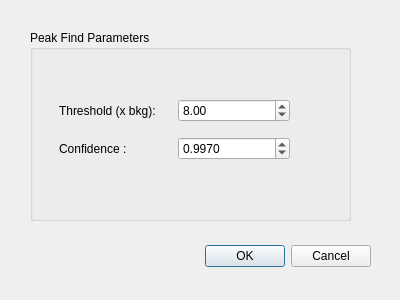
Above: testing/D19Proto/dialog_PeakFind.ui from k61n/openhkl before the change. Below: the same form after it.
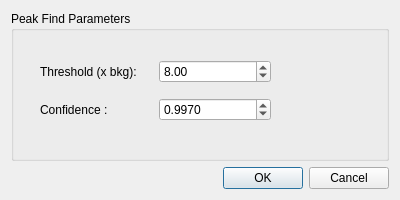
That is the form after the change.

Commit message: The peak find dialog now has a fixed size

Diff of the .ui file:
```diff
--- a/testing/D19Proto/dialog_PeakFind.ui
+++ b/testing/D19Proto/dialog_PeakFind.ui
@@ -10,37 +10,21 @@
     <x>0</x>
     <y>0</y>
     <width>400</width>
-    <height>300</height>
+    <height>200</height>
    </rect>
   </property>
+  <property name="sizePolicy">
+   <sizepolicy hsizetype="Fixed" vsizetype="Fixed">
+    <horstretch>0</horstretch>
+    <verstretch>0</verstretch>
+   </sizepolicy>
+  </property>
   <property name="windowTitle">
    <string>Dialog</string>
   </property>
-  <widget class="QDialogButtonBox" name="buttonBox">
-   <property name="geometry">
-    <rect>
-     <x>30</x>
-     <y>240</y>
-     <width>341</width>
-     <height>32</height>
-    </rect>
-   </property>
-   <property name="orientation">
-    <enum>Qt::Horizontal</enum>
-   </property>
-   <property name="standardButtons">
-    <set>QDialogButtonBox::Cancel|QDialogButtonBox::Ok</set>
-   </property>
-  </widget>
+  <layout class="QGridLayout" name="gridLayout_2">
+   <item row="0" column="0">
   <widget class="QGroupBox" name="groupBox">
-   <property name="geometry">
-    <rect>
-     <x>30</x>
-     <y>30</y>
-     <width>321</width>
-     <height>191</height>
-    </rect>
-   </property>
    <property name="title">
     <string>Peak Find Parameters</string>
    </property>
@@ -48,7 +32,7 @@
     <property name="geometry">
      <rect>
       <x>29</x>
-      <y>60</y>
+        <y>40</y>
       <width>231</width>
       <height>80</height>
      </rect>
@@ -103,6 +87,18 @@
     </layout>
    </widget>
   </widget>
+   </item>
+   <item row="1" column="0">
+    <widget class="QDialogButtonBox" name="buttonBox">
+     <property name="orientation">
+      <enum>Qt::Horizontal</enum>
+     </property>
+     <property name="standardButtons">
+      <set>QDialogButtonBox::Cancel|QDialogButtonBox::Ok</set>
+     </property>
+    </widget>
+   </item>
+  </layout>
  </widget>
  <resources/>
  <connections>
```
Lines whose indentation alone changed are shown as unchanged. The commit also changes 1 other file.
